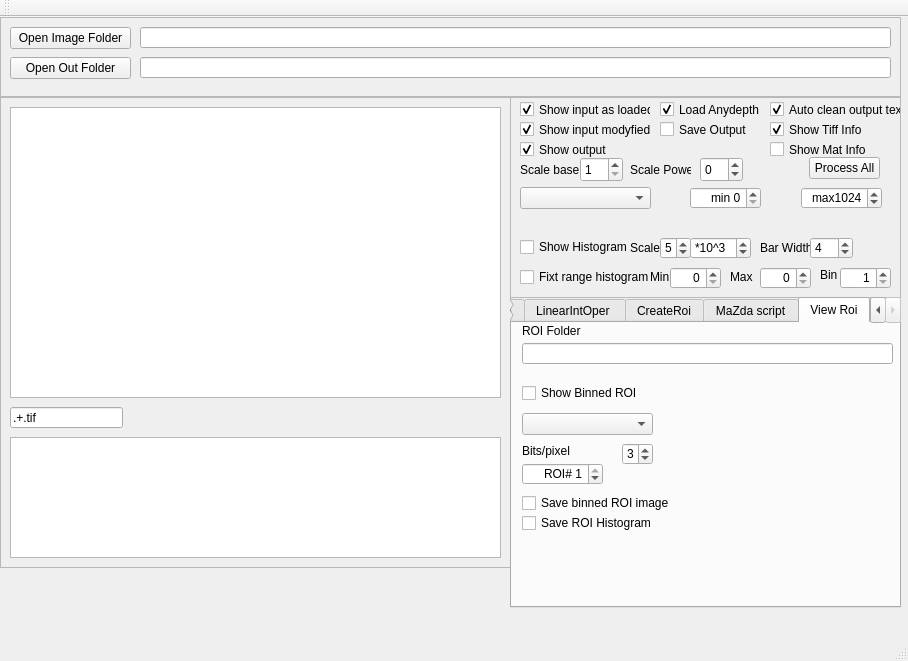
Above: mainwindow.ui from marcinkociolek/ImageCalculator before the change. Below: the same form after it.
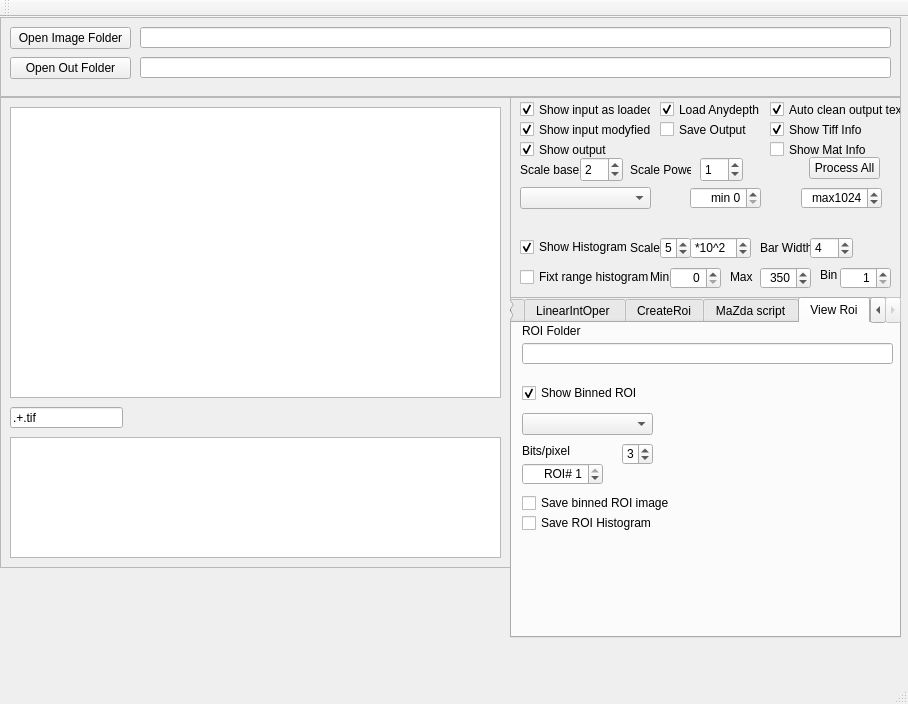
That is the form after the change. The open tabs and pages were chosen to show the change.

The edit to the form file:
```diff
--- a/mainwindow.ui
+++ b/mainwindow.ui
@@ -7,7 +7,7 @@
     <x>0</x>
     <y>0</y>
     <width>908</width>
-    <height>661</height>
+    <height>704</height>
    </rect>
   </property>
   <property name="windowTitle">
@@ -187,6 +187,9 @@
      <property name="maximum">
       <number>8</number>
      </property>
+     <property name="value">
+      <number>2</number>
+     </property>
     </widget>
     <widget class="QLabel" name="labelScaleBase">
      <property name="geometry">
@@ -216,6 +219,9 @@
      <property name="maximum">
       <number>2</number>
      </property>
+     <property name="value">
+      <number>1</number>
+     </property>
     </widget>
     <widget class="QLabel" name="labelScalePower">
      <property name="geometry">
@@ -379,6 +385,9 @@
      <property name="text">
       <string>Show Histogram</string>
      </property>
+     <property name="checked">
+      <bool>true</bool>
+     </property>
     </widget>
     <widget class="QLabel" name="labelMaxHistScale_2">
      <property name="geometry">
@@ -437,7 +446,7 @@
       <number>5</number>
      </property>
      <property name="value">
-      <number>3</number>
+      <number>2</number>
      </property>
     </widget>
     <widget class="QLabel" name="labelDirHistBarWidth_2">
@@ -555,6 +564,9 @@
      <property name="maximum">
       <number>65535</number>
      </property>
+     <property name="value">
+      <number>350</number>
+     </property>
     </widget>
     <widget class="QLabel" name="labelHistogramBin">
      <property name="geometry">
@@ -611,7 +623,7 @@
       <x>510</x>
       <y>280</y>
       <width>391</width>
-      <height>311</height>
+      <height>341</height>
      </rect>
     </property>
     <property name="currentIndex">
@@ -1675,6 +1687,9 @@
       <property name="text">
        <string>Show Binned ROI</string>
       </property>
+      <property name="checked">
+       <bool>true</bool>
+      </property>
      </widget>
      <widget class="QSpinBox" name="spinBoxViewROINr">
       <property name="geometry">
```
Left out of the diff: 2 changed lines with no effect on the pictures.
